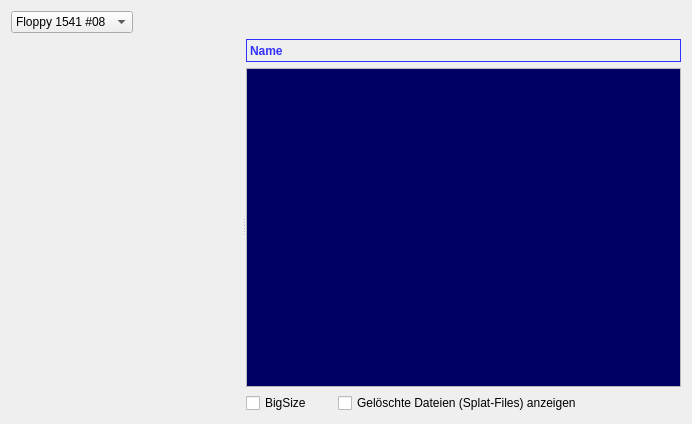
Before: the Qt Designer form floppy_window.ui in ThKattanek/emu64, drawn with Qt 5.
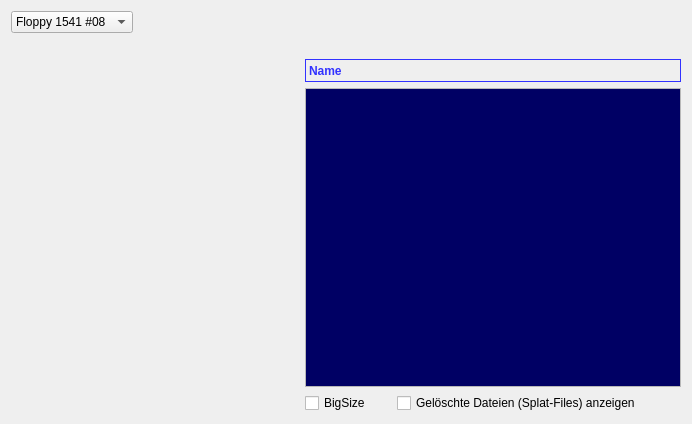
After: the same form once the commit is applied. Custom widgets are drawn as their Qt base class.

Commit message: [ticket#63] FloppyWindow: BigSize für D64View wurde eingebaut.

```diff
--- a/floppy_window.ui
+++ b/floppy_window.ui
@@ -66,11 +66,33 @@
     </layout>
    </item>
    <item>
-    <widget class="QSplitter" name="splitter_1">
+    <layout class="QHBoxLayout" name="horizontalLayout_4">
+     <item>
+      <layout class="QVBoxLayout" name="verticalLayout_3">
+       <item>
+        <spacer name="horizontalSpacer_5">
      <property name="orientation">
       <enum>Qt::Horizontal</enum>
      </property>
+         <property name="sizeType">
+          <enum>QSizePolicy::Expanding</enum>
+         </property>
+         <property name="sizeHint" stdset="0">
+          <size>
+           <width>40</width>
+           <height>20</height>
+          </size>
+         </property>
+        </spacer>
+       </item>
+       <item>
      <widget class="WidgetFileBrowse" name="FileBrowser" native="true">
+         <property name="sizePolicy">
+          <sizepolicy hsizetype="Preferred" vsizetype="Preferred">
+           <horstretch>0</horstretch>
+           <verstretch>0</verstretch>
+          </sizepolicy>
+         </property>
       <property name="minimumSize">
        <size>
         <width>200</width>
@@ -78,16 +100,35 @@
        </size>
       </property>
      </widget>
-     <widget class="QWidget" name="layoutWidget">
+       </item>
+      </layout>
+     </item>
+     <item>
       <layout class="QVBoxLayout" name="verticalLayout">
+       <property name="sizeConstraint">
+        <enum>QLayout::SetMinimumSize</enum>
+       </property>
+       <item>
+        <spacer name="horizontalSpacer_6">
+         <property name="orientation">
+          <enum>Qt::Horizontal</enum>
+         </property>
+         <property name="sizeType">
+          <enum>QSizePolicy::Fixed</enum>
+         </property>
+         <property name="sizeHint" stdset="0">
+          <size>
+           <width>40</width>
+           <height>20</height>
+          </size>
+         </property>
+        </spacer>
+       </item>
        <item>
         <layout class="QHBoxLayout" name="horizontalLayout_3">
          <property name="spacing">
           <number>0</number>
          </property>
-         <property name="sizeConstraint">
-          <enum>QLayout::SetDefaultConstraint</enum>
-         </property>
          <item>
           <widget class="QLabel" name="DiskName">
            <property name="font">
@@ -122,7 +163,7 @@
             <enum>Qt::Horizontal</enum>
            </property>
            <property name="sizeType">
-            <enum>QSizePolicy::Fixed</enum>
+            <enum>QSizePolicy::Minimum</enum>
            </property>
            <property name="sizeHint" stdset="0">
             <size>
@@ -136,6 +177,12 @@
        </item>
        <item>
         <widget class="QTableWidget" name="D64FileTable">
+         <property name="sizePolicy">
+          <sizepolicy hsizetype="Expanding" vsizetype="Expanding">
+           <horstretch>0</horstretch>
+           <verstretch>0</verstretch>
+          </sizepolicy>
+         </property>
          <property name="palette">
           <palette>
            <active>
@@ -227,6 +274,9 @@
            <property name="orientation">
             <enum>Qt::Horizontal</enum>
            </property>
+           <property name="sizeType">
+            <enum>QSizePolicy::Minimum</enum>
+           </property>
            <property name="sizeHint" stdset="0">
             <size>
              <width>40</width>
@@ -238,8 +288,8 @@
         </layout>
        </item>
       </layout>
-     </widget>
-    </widget>
+     </item>
+    </layout>
    </item>
   </layout>
  </widget>
```
Lines whose indentation alone changed are shown as unchanged. The commit also changes 2 other files.
